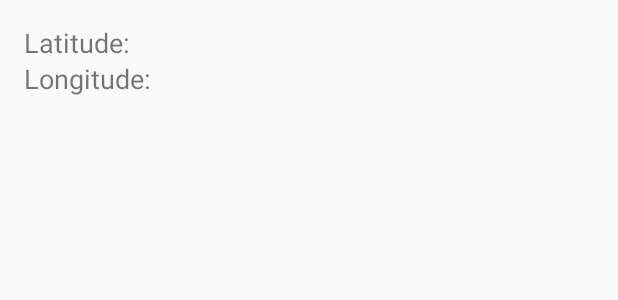
After one commit to zenoualex/ChatRoom, an Android app: the layout geo_loc.xml on its own in the app's theme, with its tools: preview values and no code run, on a phone screen of 412 x 824 dp. The commit adds this screen. Shown: the top 300 px of the screen. Run offline under Robolectric (Android 15) with nearby library versions, the phone set to English and light mode, and no system bars.

Commit message:
Merge branches 'Anastasis' and 'master' of https://github.com/zenoualex/ChatRoom into Anastasis
# Conflicts:
#	app/build.gradle
#	app/src/main/java/groupass/amc/chatroom/ChatMessage.java
#	app/src/main/java/groupass/amc/chatroom/ChatRoom.java
#	app/src/main/java/groupass/amc/chatroom/MainActivity.java
#	app/src/main/res/layout/activity_main.xml
#	app/src/main/res/menu/navigation.xml
#	build.gradle

```diff
--- /dev/null
+++ b/app/src/main/res/layout/geo_loc.xml
@@ -0,0 +1,49 @@
+<?xml version="1.0" encoding="utf-8"?>
+<RelativeLayout
+    xmlns:android="http://schemas.android.com/apk/res/android"
+    xmlns:tools="http://schemas.android.com/tools"
+    android:layout_width="match_parent"
+    android:layout_height="match_parent"
+    android:paddingLeft="@dimen/activity_horizontal_margin"
+    android:paddingRight="@dimen/activity_horizontal_margin"
+    android:paddingTop="@dimen/activity_vertical_margin"
+    android:paddingBottom="@dimen/activity_vertical_margin"
+    tools:context=".MainActivity">
+
+    <TextView
+        android:id="@+id/latitude"
+        android:layout_width="wrap_content"
+        android:layout_height="wrap_content"
+        android:layout_alignParentLeft="true"
+        android:layout_alignParentTop="true"
+        android:text="Latitude:"
+        android:textSize="18sp" />
+    <TextView
+        android:id="@+id/latitude_textview"
+        android:layout_width="wrap_content"
+        android:layout_height="wrap_content"
+        android:layout_alignBaseline="@+id/latitude"
+        android:layout_marginLeft="10dp"
+        android:layout_toRightOf="@+id/latitude"
+        android:textSize="16sp" />
+    <TextView
+        android:id="@+id/longitude"
+        android:layout_width="wrap_content"
+        android:layout_height="wrap_content"
+        android:layout_alignParentLeft="true"
+        android:layout_alignParentTop="true"
+        android:text="Longitude:"
+        android:layout_marginTop="24dp"
+        android:textSize="18sp" />
+    <TextView
+        android:id="@+id/longitude_textview"
+        android:layout_width="wrap_content"
+        android:layout_height="wrap_content"
+        android:layout_alignBaseline="@+id/longitude"
+        android:layout_marginLeft="10dp"
+        android:layout_toRightOf="@+id/longitude"
+        android:textSize="16sp"/>
+
+
+
+</RelativeLayout>
--- a/app/src/main/res/menu/navigation.xml
+++ b/app/src/main/res/menu/navigation.xml
@@ -18,4 +18,7 @@
 
     <item android:id="@+id/sign_out"
         android:title="@string/btn_sign_out" />
+
+    <item android:id="@+id/geo_loc"
+        android:title="Geo Location"/>
     </menu>
```
Also changed, not shown: app/build.gradle (+7 -5 lines), app/src/main/AndroidManifest.xml (+8 -0 lines), app/src/main/java/groupass/amc/chatroom/ChatRoom.java (+7 -1 lines), app/src/main/java/groupass/amc/chatroom/GeoLoc/GeoLoc.java (added, +193 -0 lines), app/src/main/java/groupass/amc/chatroom/MainActivity.java (+8 -0 lines).
